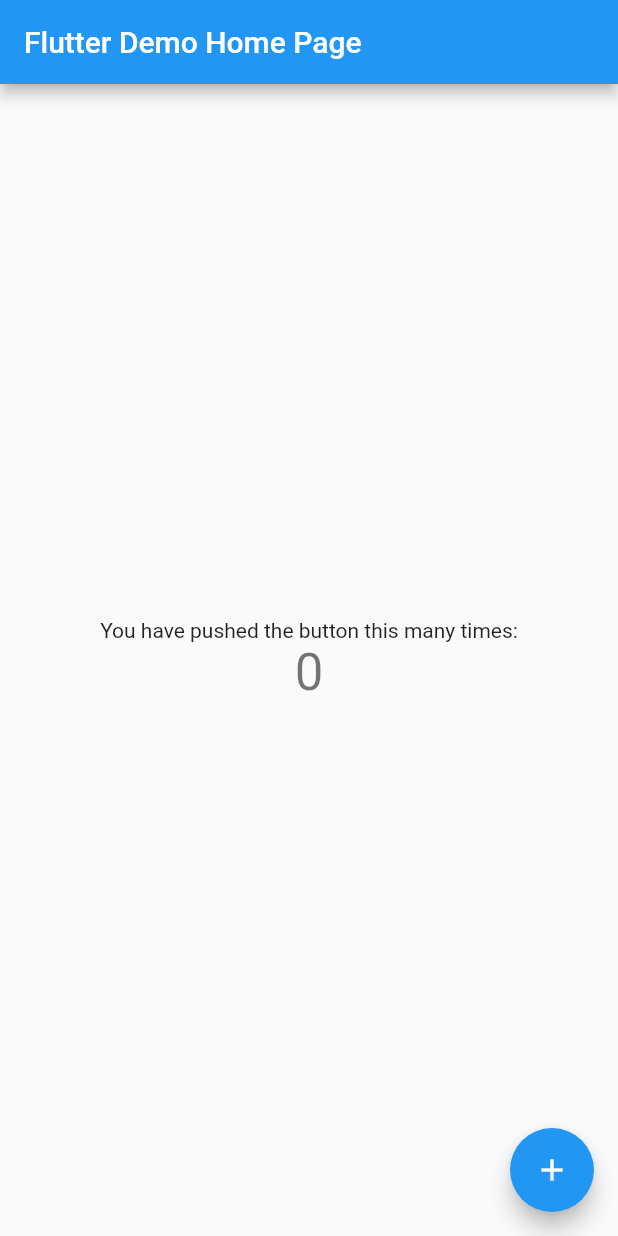
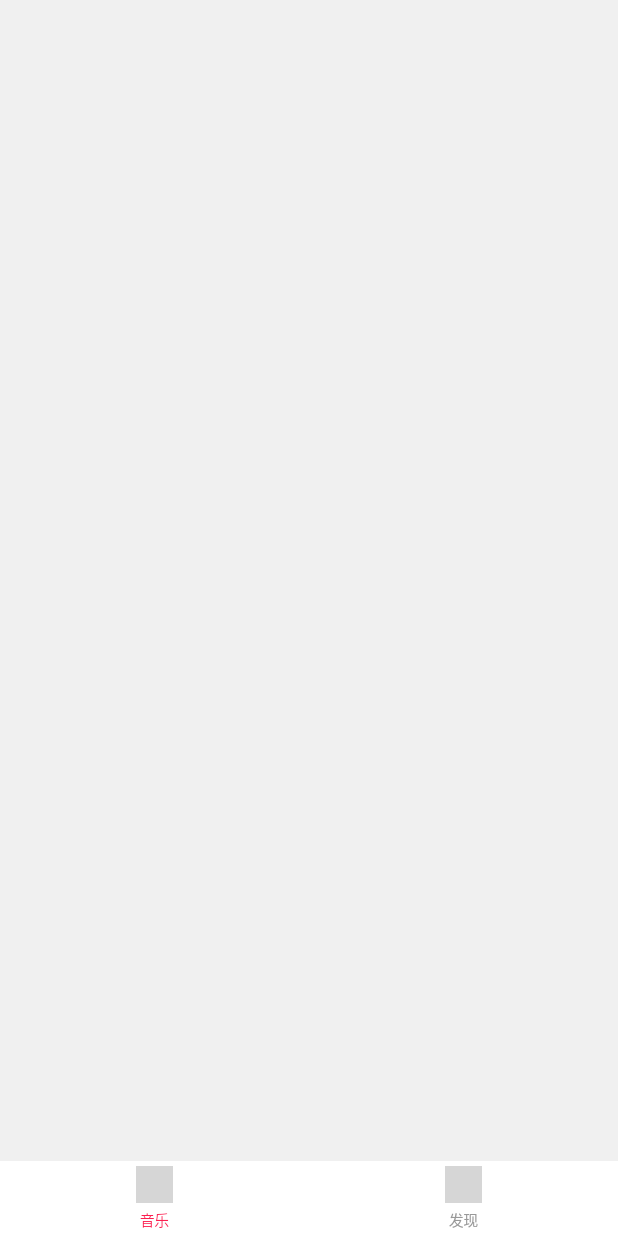
Before and after one commit to ixzk/KidKid-Flutter, a Flutter app: the screen it shows after launch, on a phone screen of 412 x 824 dp. Run offline on Flutter 3.47's test engine with Material 2 defaults, Android fonts, the phone set to English and light mode, and no system bars; grey boxes are pictures that could not be loaded.

Commit message:
临时提交

```diff
--- /dev/null
+++ b/lib/app.dart
@@ -0,0 +1,76 @@
+import 'package:flutter/cupertino.dart';
+import 'package:flutter/material.dart';
+import 'package:kidkid/util/global_colors.dart';
+
+class App extends StatelessWidget {
+  Widget build(BuildContext context) {
+    // return MaterialApp(
+    //   home: Material(
+    //     child: Player(),
+    //   ),
+    // );
+    return MaterialApp(
+      home: CupertinoTabScaffold(
+        tabBar: CupertinoTabBar(
+          border: null,
+          backgroundColor: GlobalColors.white,
+          items: [
+            BottomNavigationBarItem(
+              icon: Image.asset('images/tabbar/music.png', width: 25.0, height: 25.0),
+              activeIcon: Image.asset('images/tabbar/music_s.png', width: 25.0, height: 25.0),
+              title: Text('音乐')
+            ),
+            BottomNavigationBarItem(
+              icon: Image.asset('images/tabbar/discover.png', width: 25.0, height: 25.0),
+              activeIcon: Image.asset('images/tabbar/discover_s.png', width: 25.0, height: 25.0),
+              title: Text('发现')
+            ),
+
+          ],
+          iconSize: 25.0,
+          activeColor: Color(0xFFFC1F50),
+        ),
+        tabBuilder: (context, index) {
+          return Container(
+            color: GlobalColors.bgColor,
+          );
+          // Widget page;
+          // switch (index) {
+          //   case 0: page = MainPage(title: '音乐', body: Music()); break;
+          //   case 1: page = MainPage(title: '歌单', body: Channel()); break;
+          //   case 2: page = MainPage(title: '社区', body: Square()); break;
+          //   case 3: page = MainPage(title: '我的', body: Mine()); break;
+          // }
+
+          // return Container(
+          //   color: GlobalColors.bgColor,
+          //   child: Column(
+          //     children: <Widget>[
+          //       Expanded(
+          //         child: page,
+          //       ),
+          //       MiniPlayer()
+          //     ],
+          //   ),
+          // );
+        },
+      )
+    );
+  }
+
+  BottomNavigationBarItem _getBottomNavigationBarItem(String name, {Widget icon, Widget activeIcon}) {
+    return BottomNavigationBarItem(
+      icon: Container(
+        width: 25.0,
+        height: 25.0,
+        child: icon,
+      ),
+      activeIcon: Container(
+        width: 25.0,
+        height: 25.0,
+        child: icon,
+      ),
+      title: Text(name)
+    );
+  }
+}
--- a/lib/main.dart
+++ b/lib/main.dart
@@ -1,111 +1,4 @@
 import 'package:flutter/material.dart';
+import 'package:kidkid/app.dart';
 
-void main() => runApp(MyApp());
-
-class MyApp extends StatelessWidget {
-  // This widget is the root of your application.
-  @override
-  Widget build(BuildContext context) {
-    return MaterialApp(
-      title: 'Flutter Demo',
-      theme: ThemeData(
-        // This is the theme of your application.
-        //
-        // Try running your application with "flutter run". You'll see the
-        // application has a blue toolbar. Then, without quitting the app, try
-        // changing the primarySwatch below to Colors.green and then invoke
-        // "hot reload" (press "r" in the console where you ran "flutter run",
-        // or simply save your changes to "hot reload" in a Flutter IDE).
-        // Notice that the counter didn't reset back to zero; the application
-        // is not restarted.
-        primarySwatch: Colors.blue,
-      ),
-      home: MyHomePage(title: 'Flutter Demo Home Page'),
-    );
-  }
-}
-
-class MyHomePage extends StatefulWidget {
-  MyHomePage({Key key, this.title}) : super(key: key);
-
-  // This widget is the home page of your application. It is stateful, meaning
-  // that it has a State object (defined below) that contains fields that affect
-  // how it looks.
-
-  // This class is the configuration for the state. It holds the values (in this
-  // case the title) provided by the parent (in this case the App widget) and
-  // used by the build method of the State. Fields in a Widget subclass are
-  // always marked "final".
-
-  final String title;
-
-  @override
-  _MyHomePageState createState() => _MyHomePageState();
-}
-
-class _MyHomePageState extends State<MyHomePage> {
-  int _counter = 0;
-
-  void _incrementCounter() {
-    setState(() {
-      // This call to setState tells the Flutter framework that something has
-      // changed in this State, which causes it to rerun the build method below
-      // so that the display can reflect the updated values. If we changed
-      // _counter without calling setState(), then the build method would not be
-      // called again, and so nothing would appear to happen.
-      _counter++;
-    });
-  }
-
-  @override
-  Widget build(BuildContext context) {
-    // This method is rerun every time setState is called, for instance as done
-    // by the _incrementCounter method above.
-    //
-    // The Flutter framework has been optimized to make rerunning build methods
-    // fast, so that you can just rebuild anything that needs updating rather
-    // than having to individually change instances of widgets.
-    return Scaffold(
-      appBar: AppBar(
-        // Here we take the value from the MyHomePage object that was created by
-        // the App.build method, and use it to set our appbar title.
-        title: Text(widget.title),
-      ),
-      body: Center(
-        // Center is a layout widget. It takes a single child and positions it
-        // in the middle of the parent.
-        child: Column(
-          // Column is also a layout widget. It takes a list of children and
-          // arranges them vertically. By default, it sizes itself to fit its
-          // children horizontally, and tries to be as tall as its parent.
-          //
-          // Invoke "debug painting" (press "p" in the console, choose the
-          // "Toggle Debug Paint" action from the Flutter Inspector in Android
-          // Studio, or the "Toggle Debug Paint" command in Visual Studio Code)
-          // to see the wireframe for each widget.
-          //
-          // Column has various properties to control how it sizes itself and
-          // how it positions its children. Here we use mainAxisAlignment to
-          // center the children vertically; the main axis here is the vertical
-          // axis because Columns are vertical (the cross axis would be
-          // horizontal).
-          mainAxisAlignment: MainAxisAlignment.center,
-          children: <Widget>[
-            Text(
-              'You have pushed the button this many times:',
-            ),
-            Text(
-              '$_counter',
-              style: Theme.of(context).textTheme.display1,
-            ),
-          ],
-        ),
-      ),
-      floatingActionButton: FloatingActionButton(
-        onPressed: _incrementCounter,
-        tooltip: 'Increment',
-        child: Icon(Icons.add),
-      ), // This trailing comma makes auto-formatting nicer for build methods.
-    );
-  }
-}
+void main() => runApp(App());
--- /dev/null
+++ b/lib/util/global_colors.dart
@@ -0,0 +1,10 @@
+// 全局颜色表
+
+import 'package:flutter/material.dart';
+
+class GlobalColors {
+  static var white = Color(0xFFFFFFFF);
+  static var black = Color(0xFF333333);
+  static var bgColor = Color(0xFFF0F0F0);
+  static var red = Color(0xFFFC1F49);
+}
```
Also changed, not shown: pubspec.lock, 2 other files.
